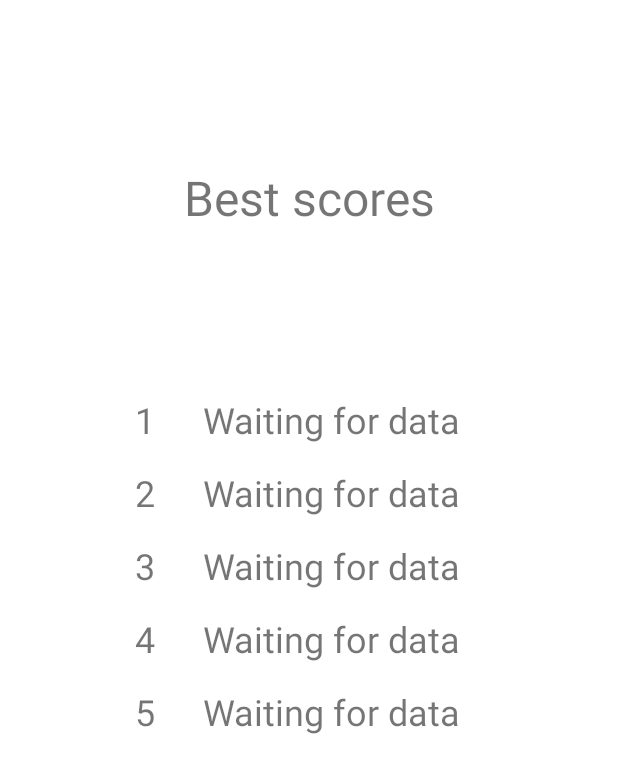
After one commit to ValentBarnabas/SpaceInvaders, an Android app: the ScoreBoardActivity screen opened directly, with no data from a screen before it, on a phone screen of 412 x 824 dp. The commit adds this screen. Shown: the top 773 px of the screen. Run offline under Robolectric (Android 15) with nearby library versions, the phone set to English and light mode, and no system bars; our stand-ins replace Firebase (no records; nobody signed in at launch, a user with empty details on screens opened directly); 5 statements that could not run were skipped.

Commit message:
ScoreBoardActivity works perfectly.
Set player's name before game starts.
Make gameOver screen (game over and own score), return to main menu from it.

Fix pixel value problems, use sp,dp, screen width and height instead.
-Look into changing for cycles into iterators

```diff
--- a/app/src/main/java/hu/bme/aut/hw_spaceinvaders/Data/FirebaseScoreHandler.kt
+++ b/app/src/main/java/hu/bme/aut/hw_spaceinvaders/Data/FirebaseScoreHandler.kt
@@ -3,6 +3,8 @@ package hu.bme.aut.hw_spaceinvaders.Data
 import android.util.Log
 import com.google.firebase.firestore.ktx.firestore
 import com.google.firebase.ktx.Firebase
+import hu.bme.aut.hw_spaceinvaders.ScoreBoardActivity
+import hu.bme.aut.hw_spaceinvaders.databinding.ActivityScoreBoardBinding
 
 class FirebaseScoreHandler {
 
@@ -35,21 +37,20 @@ class FirebaseScoreHandler {
             }
     }
 
-    //TODO: might have to add extra method that calls the original caller with the actual values list
-    //so instead of returning with a list, we call exampleView.setTexts(scoreList) to give out the values after we get them
-//    fun getScores() : MutableList<Scores> {
-//        val scoreList = mutableListOf<Scores>()
-//
-//        val db = Firebase.firestore
-//
-//        db.collection("scores")
-//            .get()
-//            .addOnSuccessListener { result ->
-//                for (temp in result) {
-//                    scoreList.add(Scores(temp.id, temp.data.get("playerName").toString(), temp.data.get("score").toString().toInt()))
-//                }
-//                return scoreList
-//            }
-//    }
+    fun getScores(caller : ScoreBoardActivity) {
+        val scoreList = mutableListOf<Scores>()
+
+        val db = Firebase.firestore
+
+        db.collection("scores")
+            .get()
+            .addOnSuccessListener { result ->
+                for (temp in result) {
+                    scoreList.add(Scores(temp.id, temp.data.get("playerName").toString(), temp.data.get("score").toString().toInt()))
+                }
+
+                caller.receiveScores(scoreList)
+            }
+    }
 
 }
--- /dev/null
+++ b/app/src/main/java/hu/bme/aut/hw_spaceinvaders/ScoreBoardActivity.kt
@@ -0,0 +1,35 @@
+package hu.bme.aut.hw_spaceinvaders
+
+import android.content.Intent
+import androidx.appcompat.app.AppCompatActivity
+import android.os.Bundle
+import hu.bme.aut.hw_spaceinvaders.Data.FirebaseScoreHandler
+import hu.bme.aut.hw_spaceinvaders.Data.Scores
+import hu.bme.aut.hw_spaceinvaders.databinding.ActivityScoreBoardBinding
+
+class ScoreBoardActivity : AppCompatActivity() {
+
+    private lateinit var binding : ActivityScoreBoardBinding
+
+    override fun onCreate(savedInstanceState: Bundle?) {
+        super.onCreate(savedInstanceState)
+        binding = ActivityScoreBoardBinding.inflate(layoutInflater)
+        val view = binding.root
+        setContentView(view)
+
+        loadScores()
+    }
+
+    private fun loadScores() {
+        FirebaseScoreHandler().getScores(this)
+    }
+
+    fun receiveScores(scores : MutableList<Scores>) {
+        scores.sortByDescending { o -> o.score }
+        binding.tvPlace1.text = scores[0].playerName + " " + scores[0].score
+        binding.tvPlace2.text = scores[1].playerName + " " + scores[1].score
+        binding.tvPlace3.text = scores[2].playerName + " " + scores[2].score
+        binding.tvPlace4.text = scores[3].playerName + " " + scores[3].score
+        binding.tvPlace5.text = scores[4].playerName + " " + scores[4].score
+    }
+}
--- /dev/null
+++ b/app/src/main/res/layout/activity_score_board.xml
@@ -0,0 +1,135 @@
+<?xml version="1.0" encoding="utf-8"?>
+<androidx.constraintlayout.widget.ConstraintLayout xmlns:android="http://schemas.android.com/apk/res/android"
+    xmlns:app="http://schemas.android.com/apk/res-auto"
+    xmlns:tools="http://schemas.android.com/tools"
+    android:layout_width="match_parent"
+    android:layout_height="match_parent"
+    tools:context=".ScoreBoardActivity">
+
+    <TextView
+        android:id="@+id/textView"
+        android:layout_width="wrap_content"
+        android:layout_height="wrap_content"
+        android:text="@string/scoreBoard_titleText"
+        android:textSize="32sp"
+        app:layout_constraintBottom_toTopOf="@+id/tvPlace1"
+        app:layout_constraintEnd_toEndOf="parent"
+        app:layout_constraintStart_toStartOf="parent"
+        app:layout_constraintTop_toTopOf="parent" />
+
+    <TextView
+        android:id="@+id/tvNumber1"
+        android:layout_width="wrap_content"
+        android:layout_height="wrap_content"
+        android:text="1"
+        android:textSize="24sp"
+        android:layout_marginTop="16dp"
+        app:layout_constraintEnd_toStartOf="@+id/guidelineVertical"
+        app:layout_constraintTop_toTopOf="@+id/guidelineHorizontal" />
+
+    <TextView
+        android:id="@+id/tvPlace1"
+        android:layout_width="wrap_content"
+        android:layout_height="wrap_content"
+        android:text="@string/scoreboard_placeholder"
+        android:textSize="24sp"
+        app:layout_constraintStart_toStartOf="@+id/guidelineVertical"
+        android:layout_marginLeft="32dp"
+        app:layout_constraintTop_toTopOf="@+id/tvNumber1" />
+
+    <TextView
+        android:id="@+id/tvNumber2"
+        android:layout_width="wrap_content"
+        android:layout_height="wrap_content"
+        android:text="2"
+        android:textSize="24sp"
+        android:layout_marginTop="16dp"
+        app:layout_constraintEnd_toStartOf="@+id/guidelineVertical"
+        app:layout_constraintTop_toBottomOf="@+id/tvNumber1" />
+
+    <TextView
+        android:id="@+id/tvPlace2"
+        android:layout_width="wrap_content"
+        android:layout_height="wrap_content"
+        android:text="@string/scoreboard_placeholder"
+        android:textSize="24sp"
+        app:layout_constraintStart_toEndOf="@+id/tvNumber2"
+        android:layout_marginLeft="32dp"
+        app:layout_constraintTop_toTopOf="@+id/tvNumber2" />
+
+    <TextView
+        android:id="@+id/tvNumber3"
+        android:layout_width="wrap_content"
+        android:layout_height="wrap_content"
+        android:text="3"
+        android:textSize="24dp"
+        android:layout_marginTop="16dp"
+        app:layout_constraintEnd_toStartOf="@+id/guidelineVertical"
+        app:layout_constraintTop_toBottomOf="@+id/tvNumber2" />
+
+    <TextView
+        android:id="@+id/tvPlace3"
+        android:layout_width="wrap_content"
+        android:layout_height="wrap_content"
+        android:text="@string/scoreboard_placeholder"
+        android:textSize="24sp"
+        app:layout_constraintStart_toEndOf="@+id/tvNumber3"
+        android:layout_marginLeft="32dp"
+        app:layout_constraintTop_toTopOf="@+id/tvNumber3" />
+
+    <TextView
+        android:id="@+id/tvNumber4"
+        android:layout_width="wrap_content"
+        android:layout_height="wrap_content"
+        android:text="4"
+        android:textSize="24dp"
+        android:layout_marginTop="16dp"
+        app:layout_constraintEnd_toStartOf="@id/guidelineVertical"
+        app:layout_constraintTop_toBottomOf="@id/tvNumber3"/>
+
+    <TextView
+        android:id="@+id/tvPlace4"
+        android:layout_width="wrap_content"
+        android:layout_height="wrap_content"
+        android:text="@string/scoreboard_placeholder"
+        android:textSize="24sp"
+        app:layout_constraintStart_toEndOf="@+id/tvNumber4"
+        android:layout_marginLeft="32dp"
+        app:layout_constraintTop_toTopOf="@+id/tvNumber4" />
+
+    <TextView
+        android:id="@+id/tvNumber5"
+        android:layout_width="wrap_content"
+        android:layout_height="wrap_content"
+        android:text="5"
+        android:textSize="24dp"
+        android:layout_marginTop="16dp"
+        app:layout_constraintEnd_toStartOf="@id/guidelineVertical"
+        app:layout_constraintTop_toBottomOf="@id/tvNumber4"/>
+
+    <TextView
+        android:id="@+id/tvPlace5"
+        android:layout_width="wrap_content"
+        android:layout_height="wrap_content"
+        android:text="@string/scoreboard_placeholder"
+        android:textSize="24sp"
+        app:layout_constraintStart_toEndOf="@+id/tvNumber5"
+        android:layout_marginLeft="32dp"
+        app:layout_constraintTop_toTopOf="@+id/tvNumber5" />
+
+    <androidx.constraintlayout.widget.Guideline
+        android:id="@+id/guidelineHorizontal"
+        android:layout_width="wrap_content"
+        android:layout_height="wrap_content"
+        android:orientation="horizontal"
+        app:layout_constraintGuide_percent="0.3" />
+
+    <androidx.constraintlayout.widget.Guideline
+        android:id="@+id/guidelineVertical"
+        android:layout_width="wrap_content"
+        android:layout_height="wrap_content"
+        android:orientation="vertical"
+        app:layout_constraintGuide_percent="0.25" />
+
+
+</androidx.constraintlayout.widget.ConstraintLayout>
--- a/app/src/main/res/values/colors.xml
+++ b/app/src/main/res/values/colors.xml
@@ -7,4 +7,7 @@
     <color name="teal_700">#FF018786</color>
     <color name="black">#FF000000</color>
     <color name="white">#FFFFFFFF</color>
+
+    <color name="brightGreen">#2FDA00</color>
+    <color name="darkerGreen">#219500</color>
 </resources>
--- a/app/src/main/res/values/strings.xml
+++ b/app/src/main/res/values/strings.xml
@@ -1,3 +1,8 @@
 <resources>
     <string name="app_name">HW_SpaceInvaders</string>
+    <string name="mainActivity_scoreBoard">Score Board</string>
+    <string name="mainActivity_startNewGame">Start New Game</string>
+    <string name="mainActivity_exit">Exit</string>
+    <string name="scoreBoard_titleText">Best scores</string>
+    <string name="scoreboard_placeholder">Waiting for data</string>
 </resources>
--- a/app/src/main/res/values/themes.xml
+++ b/app/src/main/res/values/themes.xml
@@ -2,12 +2,12 @@
     <!-- Base application theme. -->
     <style name="Theme.GameActive" parent="Theme.MaterialComponents.DayNight.NoActionBar">
         <!-- Primary brand color. -->
-        <item name="colorPrimary">@color/purple_500</item>
-        <item name="colorPrimaryVariant">@color/purple_700</item>
+        <item name="colorPrimary">@color/brightGreen</item>
+        <item name="colorPrimaryVariant">@color/darkerGreen</item>
         <item name="colorOnPrimary">@color/white</item>
         <!-- Secondary brand color. -->
-        <item name="colorSecondary">@color/teal_200</item>
-        <item name="colorSecondaryVariant">@color/teal_700</item>
+        <item name="colorSecondary">@color/brightGreen</item>
+        <item name="colorSecondaryVariant">@color/darkerGreen</item>
         <item name="colorOnSecondary">@color/black</item>
         <!-- Status bar color. -->
         <item name="android:statusBarColor" tools:targetApi="l">?attr/colorPrimaryVariant</item>
@@ -15,12 +15,12 @@
     </style>
 
     <style name="Theme.GameInactive" parent="Theme.MaterialComponents.DayNight.DarkActionBar">
-        <item name="colorPrimary">@color/purple_500</item>
-        <item name="colorPrimaryVariant">@color/purple_700</item>
+        <item name="colorPrimary">@color/brightGreen</item>
+        <item name="colorPrimaryVariant">@color/darkerGreen</item>
         <item name="colorOnPrimary">@color/white</item>
         <!-- Secondary brand color. -->
-        <item name="colorSecondary">@color/teal_200</item>
-        <item name="colorSecondaryVariant">@color/teal_700</item>
+        <item name="colorSecondary">@color/brightGreen</item>
+        <item name="colorSecondaryVariant">@color/darkerGreen</item>
         <item name="colorOnSecondary">@color/black</item>
         <!-- Status bar color. -->
         <item name="android:statusBarColor" tools:targetApi="l">?attr/colorPrimaryVariant</item>
```
Also changed, not shown: app/src/main/AndroidManifest.xml (+12 -5 lines), app/src/main/java/hu/bme/aut/hw_spaceinvaders/StartActivity.kt (+13 -2 lines), app/src/main/res/layout/activity_start.xml (+35 -3 lines), app/src/main/res/values-night/themes.xml (+4 -4 lines).
